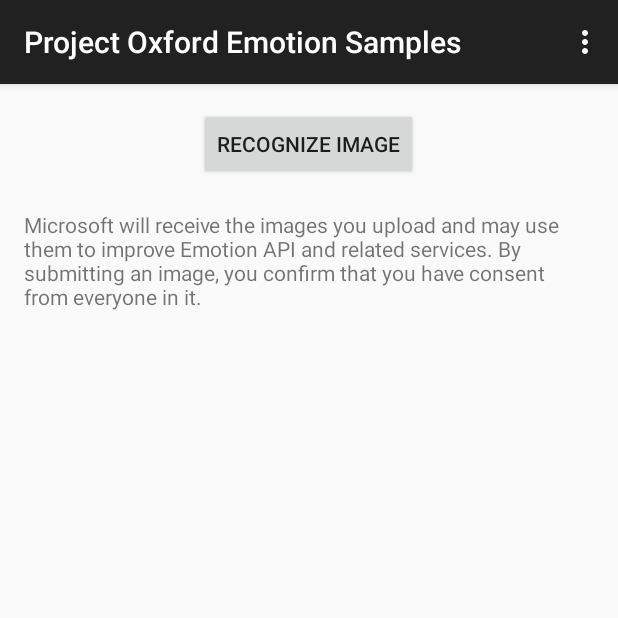
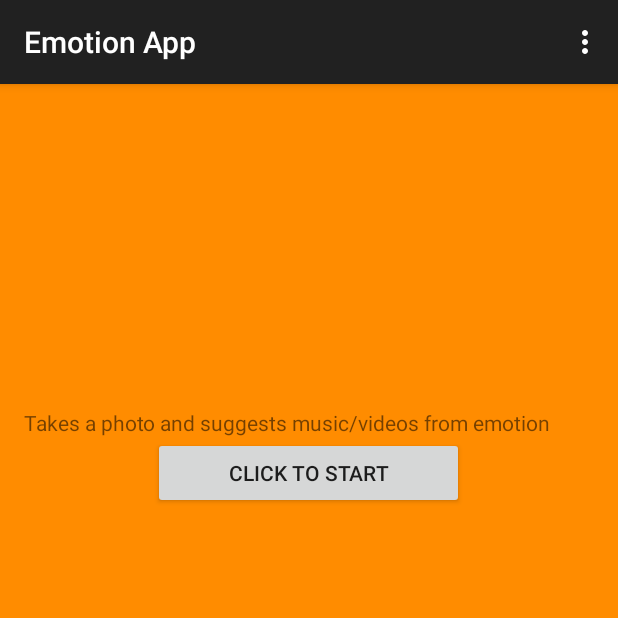
Before and after one commit to nfsz/Emotion-Recognizer, an Android app: the MainActivity screen opened directly, with no data from a screen before it, on a phone screen of 412 x 824 dp, the top half of it. Run offline under Robolectric (Android 15) with nearby library versions, the phone set to English and light mode, and no system bars.

Commit message:
layout files

```diff
--- a/Sample/app/build.gradle
+++ b/Sample/app/build.gradle
@@ -29,4 +29,6 @@ dependencies {
     compile 'com.microsoft.projectoxford:face:1.0.0'
     compile 'com.android.support:appcompat-v7:21.0.3'
     compile 'com.google.code.gson:gson:2.5'
+    compile 'com.google.apis:google-api-services-youtube:v3-rev163-1.21.0'
+
 }
--- a/Sample/app/src/main/java/com/microsoft/projectoxford/emotionsample/MainActivity.java
+++ b/Sample/app/src/main/java/com/microsoft/projectoxford/emotionsample/MainActivity.java
@@ -39,6 +39,7 @@ import android.os.Bundle;
 import android.view.Menu;
 import android.view.MenuItem;
 import android.view.View;
+
 
 public class MainActivity extends ActionBarActivity {
     @Override
--- a/Sample/app/src/main/res/layout/activity_main.xml
+++ b/Sample/app/src/main/res/layout/activity_main.xml
@@ -1,28 +1,31 @@
-<RelativeLayout xmlns:android="http://schemas.android.com/apk/res/android"
+<LinearLayout xmlns:android="http://schemas.android.com/apk/res/android"
     xmlns:tools="http://schemas.android.com/tools" android:layout_width="match_parent"
     android:layout_height="match_parent" android:paddingLeft="@dimen/activity_horizontal_margin"
     android:paddingRight="@dimen/activity_horizontal_margin"
     android:paddingTop="@dimen/activity_vertical_margin"
-    android:paddingBottom="@dimen/activity_vertical_margin" tools:context=".MainActivity">
+    android:paddingBottom="@dimen/activity_vertical_margin" tools:context=".MainActivity"
+    android:background="#ff8c00">
 
-    <LinearLayout
+    <GridLayout
         android:orientation="vertical"
         android:layout_width="fill_parent"
         android:layout_height="fill_parent"
         android:weightSum="1">
 
-        <Button
-            android:layout_width="wrap_content"
-            android:layout_height="wrap_content"
-            android:text="Recognize Image"
-            android:id="@+id/button_recognize"
-            android:layout_gravity="center_horizontal"
-            android:onClick="activityRecognize" />
         <TextView
             android:layout_width="wrap_content"
             android:layout_height="wrap_content"
-            android:layout_marginTop="20dp"
-            android:text="Microsoft will receive the images you upload and may use them to improve Emotion API and related services. By submitting an image, you confirm that you have consent from everyone in it."/>
-    </LinearLayout>
+            android:layout_marginTop="200dp"
+            android:text="Takes a photo and suggests music/videos from emotion"/>
 
-</RelativeLayout>
+        <Button
+            android:layout_width="207dp"
+            android:layout_height="wrap_content"
+            android:text="Click to start"
+            android:id="@+id/button_recognize"
+            android:layout_gravity="center_horizontal"
+            android:onClick="activityRecognize"
+            android:layout_weight="0.29" />
+    </GridLayout>
+
+</LinearLayout>
--- a/Sample/app/src/main/res/layout/activity_select_image.xml
+++ b/Sample/app/src/main/res/layout/activity_select_image.xml
@@ -10,7 +10,8 @@
     android:paddingBottom="@dimen/activity_vertical_margin"
     android:baselineAligned="false"
     android:orientation="vertical"
-    tools:context="com.microsoft.projectoxford.emotionsample.helper.SelectImageActivity">
+    tools:context="com.microsoft.projectoxford.emotionsample.helper.SelectImageActivity"
+    android:background="@android:color/holo_green_light">
 
     <RelativeLayout android:layout_width="match_parent"
         android:layout_height="match_parent"
--- a/Sample/app/src/main/res/values/strings.xml
+++ b/Sample/app/src/main/res/values/strings.xml
@@ -1,5 +1,5 @@
 <resources>
-    <string name="app_name">Project Oxford Emotion Samples</string>
+    <string name="app_name">Emotion App</string>
 
     <!-- Emotion subscription key -->
     <!-- Please refer to http://oxford-portal.azurewebsites.net/doc/general/subscription-key-mgmt to get your subscription key -->
```
